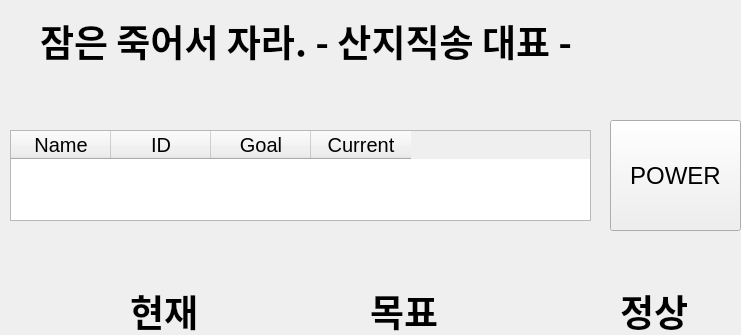
HeegonChae/Addindeu_IOT_Project, file src/gui/home.ui: the form before one commit; both pictures show x 0 to 741 and y 0 to 335 of the 1064 by 595 pixel window.
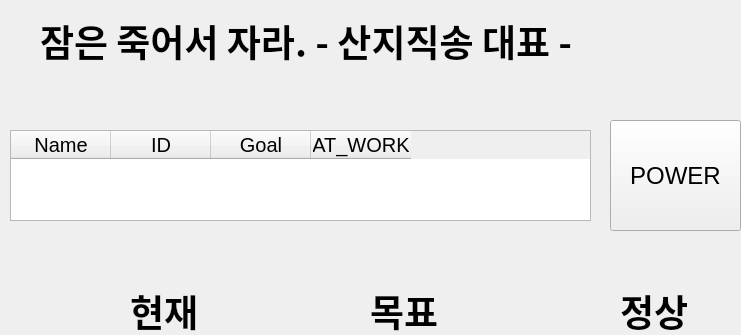
The form after the commit.

Commit message: fix(main) : Moved supplementary functionalities from main  to home

The edit to the form file:
```diff
--- a/src/gui/home.ui
+++ b/src/gui/home.ui
@@ -317,7 +317,7 @@
    </column>
    <column>
     <property name="text">
-     <string>Current</string>
+     <string>AT_WORK</string>
     </property>
    </column>
   </widget>
```
The commit also changes 2 other files.
